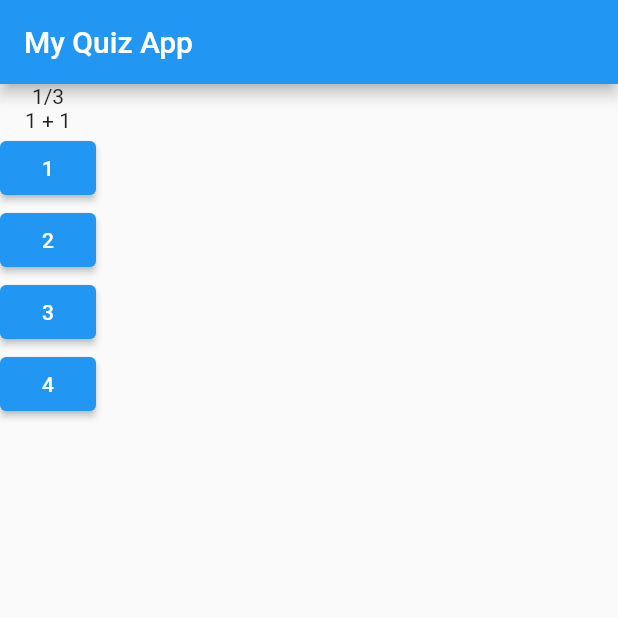
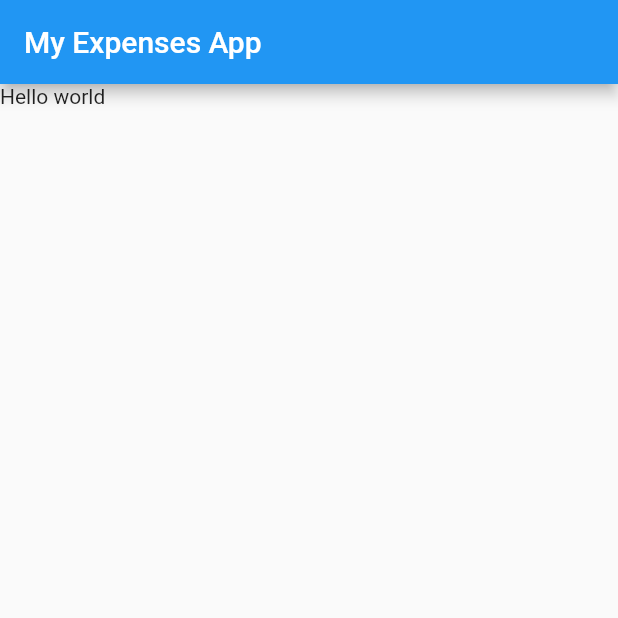
Before and after one commit to andukdahacker/learn_flutter, a Flutter app: the screen it shows after launch, on a phone screen of 412 x 824 dp, the top half of it. Run offline on Flutter 3.47's test engine with Material 2 defaults, Android fonts, the phone set to English and light mode, and no system bars.

Commit message:
init branch

```diff
--- a/lib/answers.dart
+++ /dev/null
@@ -1,22 +0,0 @@
-import 'package:flutter/material.dart';
-
-class Answers extends StatelessWidget {
-  final List<int> answers;
-  final void Function(int) pickAnswer;
-  const Answers({super.key, required this.answers, required this.pickAnswer});
-
-  @override
-  Widget build(BuildContext context) {
-    return Column(
-      mainAxisAlignment: MainAxisAlignment.center,
-      children: [
-        ...answers.map(
-          (e) {
-            return ElevatedButton(
-                onPressed: () => pickAnswer(e), child: Text("$e"));
-          },
-        )
-      ],
-    );
-  }
-}
--- a/lib/main.dart
+++ b/lib/main.dart
@@ -1,7 +1,4 @@
 import "package:flutter/material.dart";
-import 'package:learn_flutter/answers.dart';
-import 'package:learn_flutter/question.dart';
-import 'package:learn_flutter/result.dart';
 
 void main() {
   runApp(MyQuizApp());
@@ -15,58 +12,12 @@ class MyQuizApp extends StatefulWidget {
 }
 
 class MyQuizAppState extends State<MyQuizApp> {
-  List<Question> questions = [
-    Question(question: "1 + 1", answers: [1, 2, 3, 4], correctAnswer: 2),
-    Question(question: "2 + 2", answers: [2, 3, 4, 5], correctAnswer: 4),
-    Question(question: "3 + 3", answers: [3, 4, 5, 6], correctAnswer: 6)
-  ];
-
-  int _questionsIndex = 0;
-  int yourScore = 0;
-  bool endOfQuiz = false;
-
-  void answerQuestion(int pickedAnswer) {
-    int currentCorrectAnswer = questions[_questionsIndex].correctAnswer;
-    setState(() {
-      if (pickedAnswer == currentCorrectAnswer) {
-        yourScore++;
-      }
-      if (_questionsIndex < questions.length - 1) {
-        _questionsIndex++;
-      } else {
-        endOfQuiz = true;
-      }
-    });
-  }
-
-  void resetQuiz() {
-    setState(() {
-      _questionsIndex = 0;
-      yourScore = 0;
-      endOfQuiz = false;
-    });
-  }
-
   @override
   Widget build(BuildContext context) {
     return MaterialApp(
       home: Scaffold(
-        appBar: AppBar(title: Text('My Quiz App')),
-        body: endOfQuiz
-            ? Result(
-                totalScore: questions.length,
-                yourScore: yourScore,
-                resetQuiz: resetQuiz,
-              )
-            : Column(children: [
-                Text("${_questionsIndex + 1}/${questions.length}"),
-                Text(questions[_questionsIndex].question),
-                Answers(
-                  answers: questions[_questionsIndex].answers,
-                  pickAnswer: answerQuestion,
-                )
-              ]),
-      ),
+          appBar: AppBar(title: Text('My Expenses App')),
+          body: Text("Hello world")),
     );
   }
 }
--- a/lib/question.dart
+++ /dev/null
@@ -1,10 +0,0 @@
-class Question {
-  String question;
-  List<int> answers;
-  int correctAnswer;
-
-  Question(
-      {required this.question,
-      required this.answers,
-      required this.correctAnswer});
-}
```
Also changed, not shown: lib/result.dart (deleted, +0 -26 lines).
